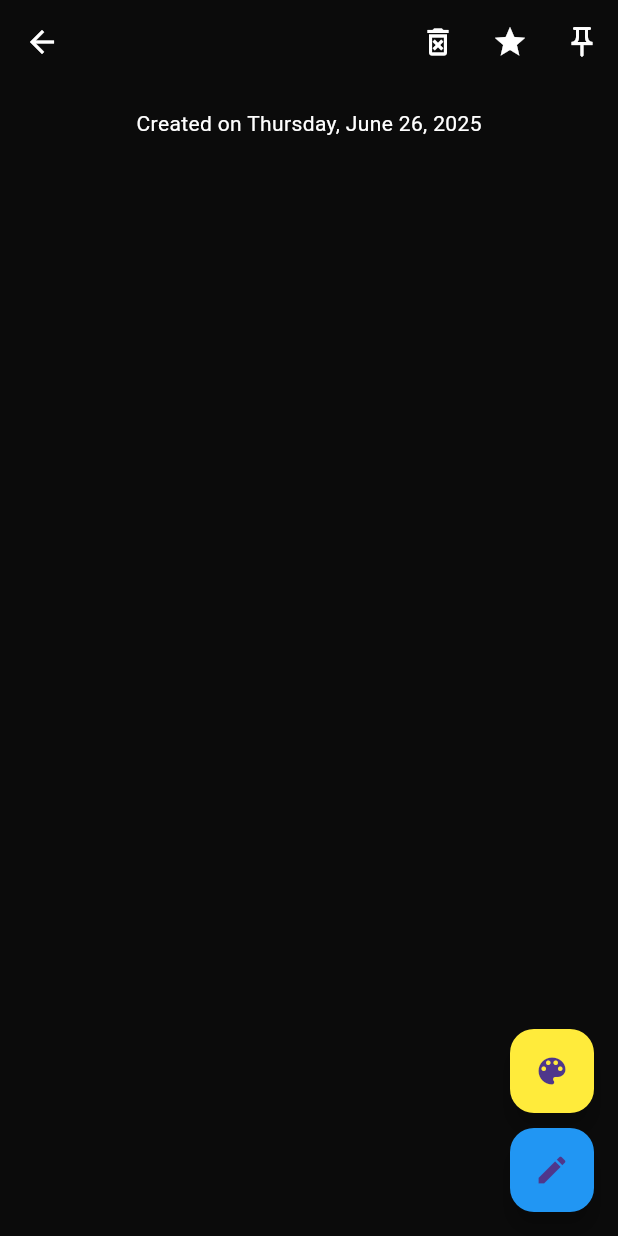
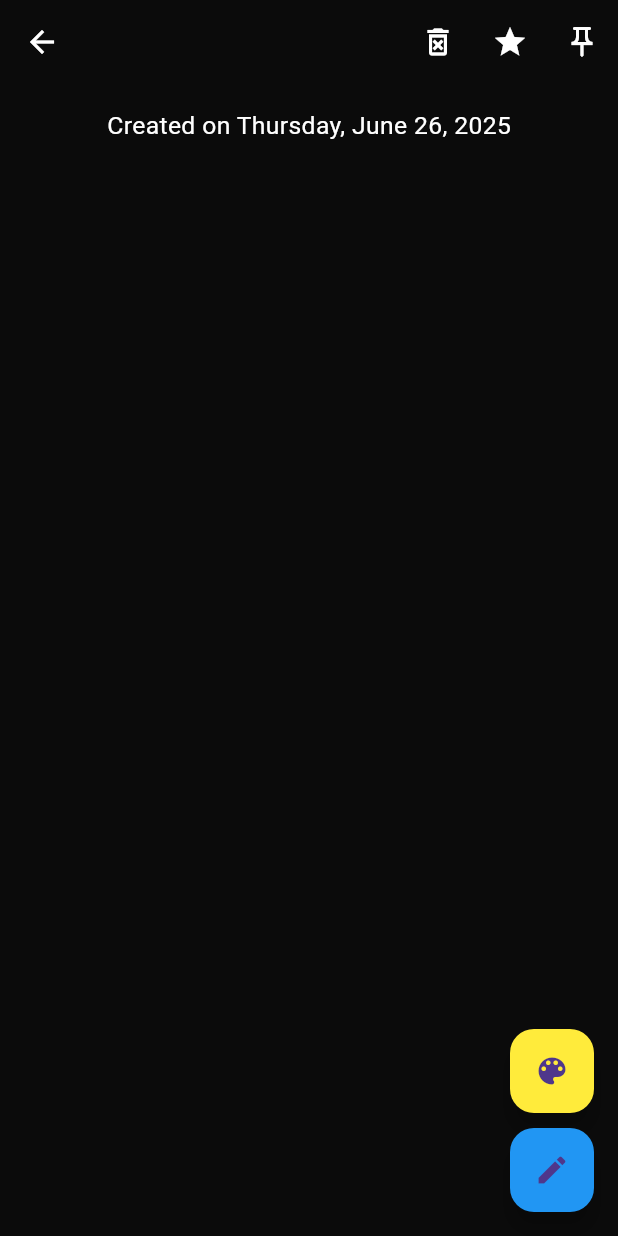
Before and after one commit to anuragJoshi05/ClipNote, a Flutter app: the NoteView screen opened directly with empty values, on a phone screen of 412 x 824 dp. Run offline on Flutter 3.47's test engine with Material 3 defaults, Android fonts, the light colour scheme and no system bars; our stand-ins replace cloud_firestore, firebase_auth, firebase_core, font_awesome_flutter, google_fonts, google_sign_in and 3 more; accounts and stored records are empty.

Commit message:
final commit

```diff
--- a/lib/login.dart
+++ b/lib/login.dart
@@ -164,7 +164,7 @@ class _LoginState extends State<Login> {
                         const SizedBox(width: 10),
                         GestureDetector(
                           onTap: () =>
-                              _launchURL('https://github.com/anuragJoshi05'),
+                              _launchURL('https://github.com/anuragjoshi05'),
                           child: const Icon(
                             FontAwesomeIcons.github,
                             color: Colors.white,
--- a/lib/noteView.dart
+++ b/lib/noteView.dart
@@ -149,7 +149,7 @@ class _NoteViewState extends State<NoteView>
     if (selectedBackground != null) {
       setState(() {
         _backgroundImage =
-            selectedBackground == "default" ? "" : selectedBackground;
+        selectedBackground == "default" ? "" : selectedBackground;
       });
 
       final updatedNote = _note.copy(backgroundImage: _backgroundImage);
@@ -161,6 +161,9 @@ class _NoteViewState extends State<NoteView>
 
   @override
   Widget build(BuildContext context) {
+    final deviceHeight = MediaQuery.of(context).size.height;
+    final deviceWidth = MediaQuery.of(context).size.width;
+
     return Scaffold(
       backgroundColor: _backgroundImage == null || _backgroundImage!.isEmpty
           ? bgColor
@@ -183,7 +186,7 @@ class _NoteViewState extends State<NoteView>
                 actions: [
                   IconButton(
                     icon:
-                        const Icon(Icons.delete_forever_outlined, color: white),
+                    const Icon(Icons.delete_forever_outlined, color: white),
                     onPressed: _deleteNote,
                   ),
                   ScaleTransition(
@@ -209,7 +212,7 @@ class _NoteViewState extends State<NoteView>
                 child: Stack(
                   children: [
                     Padding(
-                      padding: const EdgeInsets.all(16.0),
+                      padding: EdgeInsets.all(deviceWidth * 0.04),
                       child: SingleChildScrollView(
                         physics: const BouncingScrollPhysics(),
                         child: Column(
@@ -217,31 +220,35 @@ class _NoteViewState extends State<NoteView>
                           children: [
                             Text(
                               "Created on ${DateFormat.yMMMMEEEEd().format(widget.note.createdTime)}",
-                              style: const TextStyle(
+                              style: TextStyle(
+                                fontSize: deviceWidth * 0.04,
                                 color: white,
                               ),
+                              textAlign: TextAlign.left,
                             ),
-                            const SizedBox(
-                              height: 10,
+                            SizedBox(
+                              height: deviceHeight * 0.01,
                             ),
                             Text(
                               _note.title,
-                              style: const TextStyle(
-                                  fontSize: 25,
+                              style: TextStyle(
+                                  fontSize: deviceWidth * 0.07,
                                   color: white,
                                   fontWeight: FontWeight.bold),
                               overflow: TextOverflow.ellipsis,
                               maxLines: 2,
+                              textAlign: TextAlign.left,
                             ),
-                            const SizedBox(
-                              height: 20,
+                            SizedBox(
+                              height: deviceHeight * 0.02,
                             ),
                             Text(
                               _note.content,
-                              style: const TextStyle(
-                                fontSize: 17,
+                              style: TextStyle(
+                                fontSize: deviceWidth * 0.05,
                                 color: white,
                               ),
+                              textAlign: TextAlign.left,
                             ),
                           ],
                         ),
```
